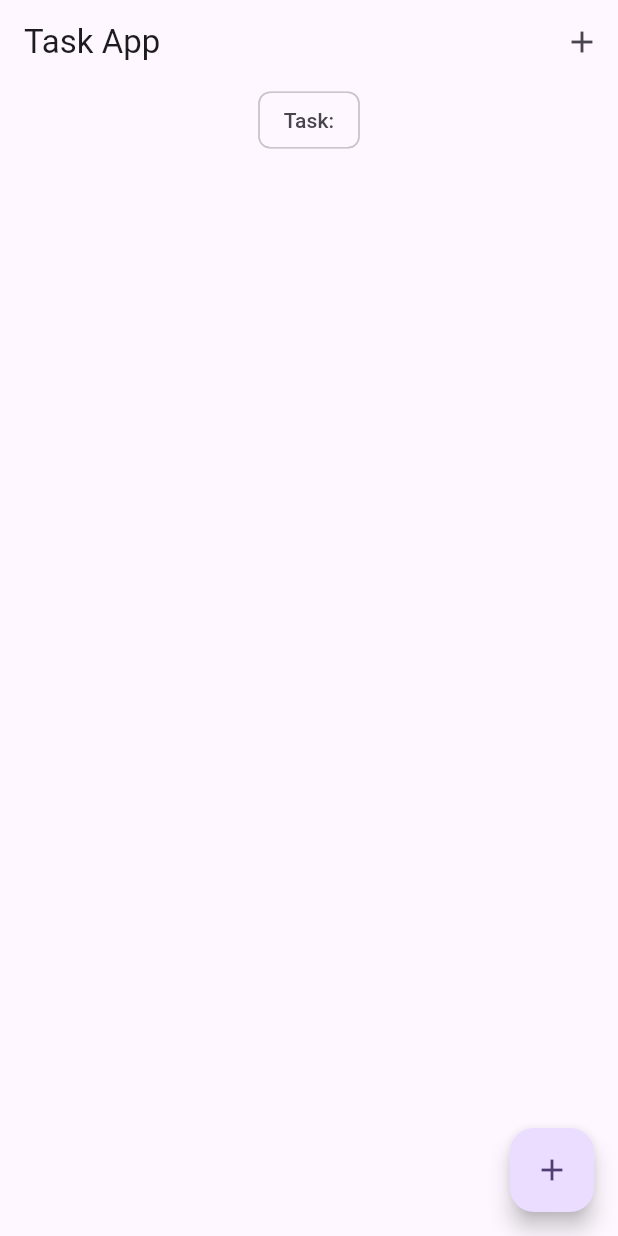
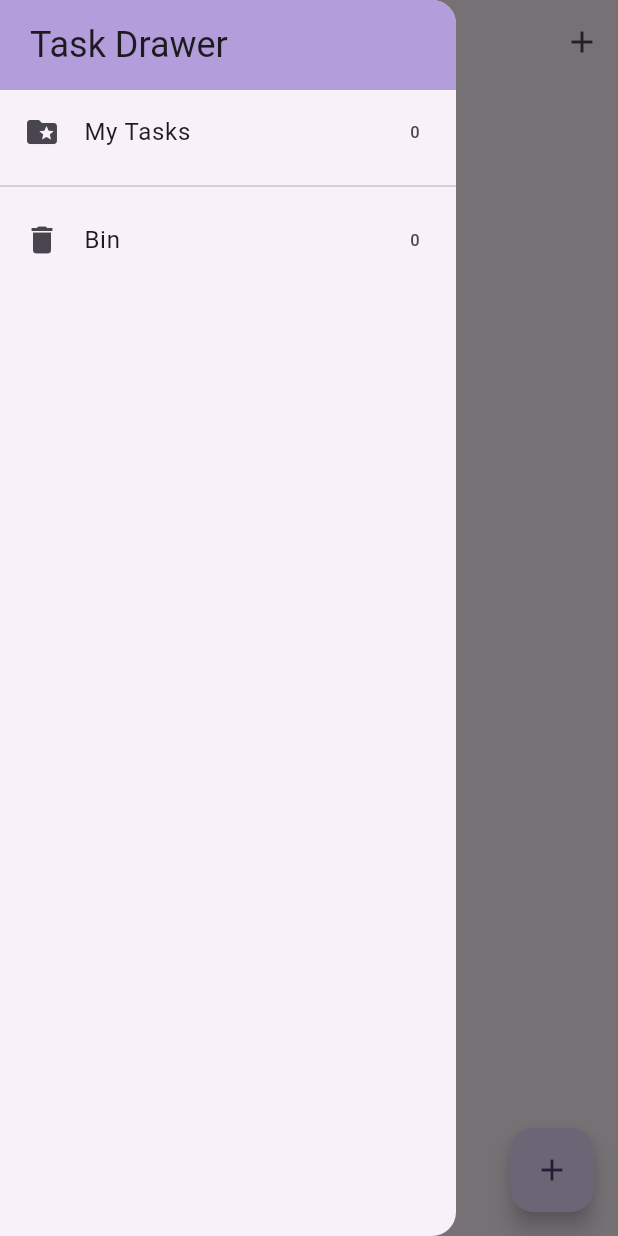
Before and after one commit to TranHuynhTanPhat/ToDolist, a Flutter app: the screen it shows after launch, with the side drawer open (before the commit the screen has no drawer), on a phone screen of 412 x 824 dp. Run offline on Flutter 3.47's test engine with Material 2 defaults, Android fonts, the phone set to English and light mode, and no system bars; our stand-ins replace equatable, flutter_bloc, hydrated_bloc.

Commit message:
recycle bin

```diff
--- a/lib/blocs/bloc/tasks_event.dart
+++ b/lib/blocs/bloc/tasks_event.dart
@@ -1,6 +1,6 @@
 part of 'tasks_bloc.dart';
 
-abstract class TasksEvent extends Equatable{
+abstract class TasksEvent extends Equatable {
   const TasksEvent();
 
   @override
@@ -14,9 +14,8 @@ class AddTask extends TasksEvent {
   });
 
   @override
-  List<Object> get props =>[task];
+  List<Object> get props => [task];
 }
-
 
 class UpdateTask extends TasksEvent {
   final Task task;
@@ -25,7 +24,12 @@ class UpdateTask extends TasksEvent {
   });
 
   @override
-  List<Object> get props =>[task];
+  List<Object> get props => [task];
+}
+
+class RemoveTask extends TasksEvent {
+  final Task task;
+  const RemoveTask({required this.task});
 }
 
 class DeleteTask extends TasksEvent {
@@ -35,5 +39,5 @@ class DeleteTask extends TasksEvent {
   });
 
   @override
-  List<Object> get props =>[task];
+  List<Object> get props => [task];
 }
--- a/lib/blocs/bloc/tasks_state.dart
+++ b/lib/blocs/bloc/tasks_state.dart
@@ -2,15 +2,21 @@ part of 'tasks_bloc.dart';
 
 class TasksState extends Equatable {
   final List<Task> allTasks;
-  const TasksState({this.allTasks = const <Task>[]});
+  final List<Task> removedTasks;
+
+  const TasksState(
+      {this.allTasks = const <Task>[], this.removedTasks = const <Task>[]});
 
   @override
-  List<Object?> get props => [allTasks];
+  List<Object?> get props => [allTasks, removedTasks];
 
   Map<String, dynamic> toMap() {
     final result = <String, dynamic>{};
 
-    result.addAll({'allTasks': allTasks.map((x) => x.toMap()).toList()});
+    result.addAll({
+      'allTasks': allTasks.map((x) => x.toMap()).toList(),
+      'removedTasks': removedTasks.map((x) => x.toMap()).toList()
+    });
 
     return result;
   }
@@ -18,6 +24,8 @@ class TasksState extends Equatable {
   factory TasksState.fromMap(Map<String, dynamic> map) {
     return TasksState(
       allTasks: List<Task>.from(map['allTasks']?.map((x) => Task.fromMap(x))),
+      removedTasks:
+          List<Task>.from(map['removedTasks']?.map((x) => Task.fromMap(x))),
     );
   }
 }
--- a/lib/main.dart
+++ b/lib/main.dart
@@ -35,6 +35,8 @@
 import 'package:flutter/material.dart';
 
 import 'package:todo_list/screen/task_screen.dart';
+import 'package:todo_list/services/app_route.dart';
+import 'package:todo_list/services/route_paths.dart';
 
 import 'blocs/bloc_exports.dart';
 import 'package:path_provider/path_provider.dart';
@@ -45,22 +47,24 @@ void main() async {
   final storage = await HydratedStorage.build(
     storageDirectory: await getApplicationDocumentsDirectory(),
   );
-  HydratedBloc.storage=storage;
+  HydratedBloc.storage = storage;
 
   // BlocOverrides.runZoned(
   //   () => runApp(const MyApp()),
   // );
-  runApp(const MyApp());
+  runApp(MyApp(
+    appRouter: AppRouter(),
+  ));
 }
 
 class MyApp extends StatelessWidget {
-  const MyApp({super.key});
+  const MyApp({super.key, required this.appRouter});
+  final AppRouter appRouter;
 
   @override
   Widget build(BuildContext context) {
     return BlocProvider(
-      create: (context) =>
-          TasksBloc(),
+      create: (context) => TasksBloc(),
       child: MaterialApp(
         debugShowCheckedModeBanner: false,
         theme: ThemeData(
@@ -68,6 +72,8 @@ class MyApp extends StatelessWidget {
           useMaterial3: true,
         ),
         home: const TaskScreen(),
+        onGenerateRoute: appRouter.onGenerateRoute,
+        initialRoute: TaskScreenId,
       ),
     );
   }
--- /dev/null
+++ b/lib/screen/my_drawer.dart
@@ -0,0 +1,53 @@
+import 'package:flutter/material.dart';
+import 'package:todo_list/blocs/bloc_exports.dart';
+import 'package:todo_list/services/app_route.dart';
+import 'package:todo_list/services/route_paths.dart';
+
+class MyDrawer extends StatelessWidget {
+  const MyDrawer({super.key});
+
+  @override
+  Widget build(BuildContext context) {
+    return SafeArea(
+      bottom: false,
+      child: Drawer(
+        child: Column(
+          children: [
+            Container(
+              color: Colors.deepPurple.shade200,
+              width: double.infinity,
+              padding: const EdgeInsets.symmetric(vertical: 14, horizontal: 20),
+              child: Text('Task Drawer',
+                  style: Theme.of(context).textTheme.headline5),
+            ),
+            BlocBuilder<TasksBloc, TasksState>(
+              builder: (context, state) {
+                return GestureDetector(
+                  onTap: () => Navigator.of(context).pushNamed(TaskScreenId),
+                  child: ListTile(
+                    leading: const Icon(Icons.folder_special),
+                    title: const Text("My Tasks"),
+                    trailing: Text("${state.allTasks.length}"),
+                  ),
+                );
+              },
+            ),
+            const Divider(),
+            BlocBuilder<TasksBloc, TasksState>(
+              builder: (context, state) {
+                return GestureDetector(
+                  onTap: () => Navigator.pushNamed(context, RecycleBinId),
+                  child: ListTile(
+                    leading: const Icon(Icons.delete),
+                    title: const Text("Bin"),
+                    trailing: Text("${state.removedTasks.length}"),
+                  ),
+                );
+              },
+            )
+          ],
+        ),
+      ),
+    );
+  }
+}
--- a/lib/screen/task_screen.dart
+++ b/lib/screen/task_screen.dart
@@ -1,5 +1,6 @@
 import 'package:flutter/material.dart';
 import 'package:todo_list/blocs/bloc_exports.dart';
+import 'package:todo_list/screen/my_drawer.dart';
 
 import '../models/task.dart';
 import '../widgets/tasks_list.dart';
@@ -41,14 +42,15 @@ class _TaskScreenState extends State<TaskScreen> {
           body: Column(
             crossAxisAlignment: CrossAxisAlignment.center,
             children: [
-              const Center(
+              Center(
                 child: Chip(
-                  label: Text("Task:"),
+                  label: Text("${tasksList.length} Tasks"),
                 ),
               ),
               TasksList(tasksList: tasksList)
             ],
           ),
+          drawer: MyDrawer(),
           floatingActionButton: FloatingActionButton(
             onPressed: () => _addTask(context),
             tooltip: "Add Task",
--- /dev/null
+++ b/lib/services/app_route.dart
@@ -0,0 +1,17 @@
+import 'package:flutter/material.dart';
+import 'package:todo_list/screen/recycle_bin.dart';
+import 'package:todo_list/screen/task_screen.dart';
+import 'package:todo_list/services/route_paths.dart';
+
+class AppRouter {
+  Route? onGenerateRoute(RouteSettings routeSettings) {
+    switch (routeSettings.name) {
+      case RecycleBinId:
+        return MaterialPageRoute(builder: (_) => RecycleBin());
+      case TaskScreenId:
+        return MaterialPageRoute(builder: (_) => TaskScreen());
+      default:
+        return null;
+    }
+  }
+}
--- /dev/null
+++ b/lib/services/route_paths.dart
@@ -0,0 +1,2 @@
+const RecycleBinId = "recycle_bin_screen";
+const TaskScreenId = "task_screen";
```
Also changed, not shown: lib/blocs/bloc/tasks_bloc.dart (+15 -3 lines), lib/screen/recycle_bin.dart (added, +37 -0 lines), lib/widgets/task_title.dart (added, +40 -0 lines), lib/widgets/tasks_list.dart (+2 -11 lines), 1 other file.
